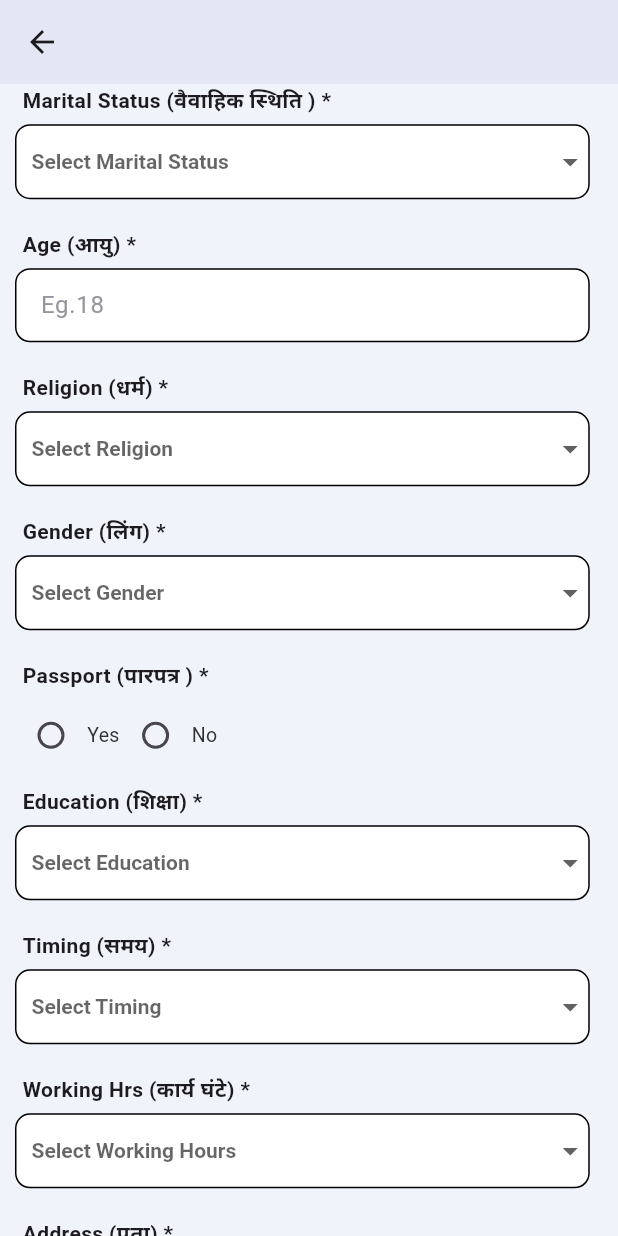
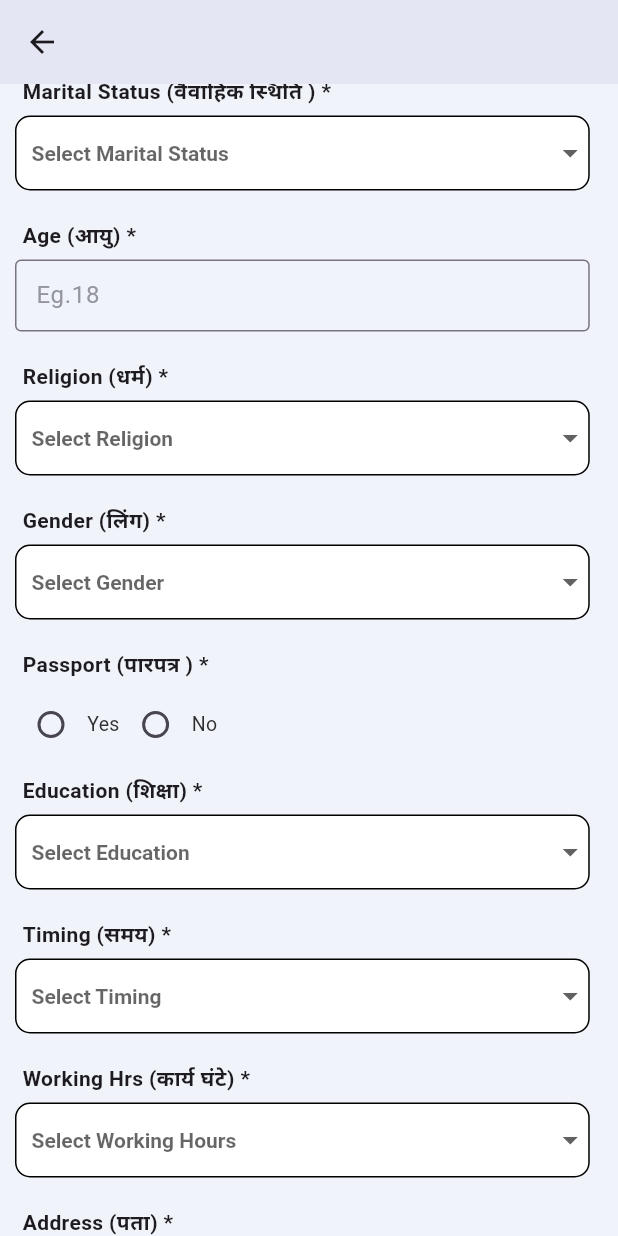
Before and after one commit to kaamwalibaistech/kaamwalibais_newapp, a Flutter app: the CandidateRegister screen opened directly, scrolled down 576 dp, on a phone screen of 412 x 824 dp. Run offline on Flutter 3.47's test engine with Material 3 defaults, Android fonts, the phone set to English and light mode, and no system bars; our stand-ins replace bloc, dio, equatable, flutter_bloc, flutter_dotenv, flutter_rating_bar and 6 more; missing offline and left inert: flutter_inappwebview, razorpay_flutter; accounts and stored records are empty; Roboto replaces fonts that are missing (Arial).

```diff
--- a/lib/features/auth/presentation/candidate_register.dart
+++ b/lib/features/auth/presentation/candidate_register.dart
@@ -16,6 +16,7 @@
 enum Language { English, Hindi, Marathi }
 
 class _CandidateRegisterState extends State<CandidateRegister> {
+  final _formKey = GlobalKey<FormState>();
   String? passport = "";
   String? language = "";
   final categoryItems = [
@@ -42,7 +43,6 @@
   final expectedSalaryItem = [
     "1000", //
     "2000", "3000", "4000", "5000", "6000", "7000", "8000",
-
     "4000",
     "5000",
     "6000",
@@ -114,6 +114,8 @@
           horizontal: 10,
         ),
         child: SingleChildScrollView(
+          child: Form(
+            key: _formKey,
             child: Column(
               crossAxisAlignment: CrossAxisAlignment.start,
               children: [
@@ -142,22 +144,22 @@
                 ),
                 Padding(
                   padding: const EdgeInsets.only(top: 5.0),
-                child: Container(
-                  padding: const EdgeInsets.only(left: 10),
-                  height: MediaQuery.of(context).size.height * 0.06,
+                  child: SizedBox(
                     width: MediaQuery.of(context).size.width * 0.93,
-                  decoration: BoxDecoration(
-                      border: Border.all(color: blackColor),
-                      color: whiteColor,
-                      borderRadius: BorderRadius.circular(10)),
-                  child: TextField(
+                    child: TextFormField(
+                      validator: (value) {
+                        if (value!.isEmpty) {
+                          return "Enter Full Name";
+                        }
+                        return null;
+                      },
                       controller: nameController,
                       decoration: InputDecoration(
                         contentPadding:
-                          EdgeInsets.symmetric(vertical: 12, horizontal: 2),
+                            EdgeInsets.symmetric(vertical: 12, horizontal: 10),
                         hintText: "Enter Full Name.",
                         hintStyle: TextStyle(color: textGreyColor),
-                      border: OutlineInputBorder(borderSide: BorderSide.none),
+                        border: OutlineInputBorder(),
                       ),
                     ),
                   ),
@@ -171,24 +173,24 @@
                 ),
                 Padding(
                   padding: const EdgeInsets.only(top: 5.0),
-                child: Container(
-                  padding: const EdgeInsets.only(left: 10),
-                  height: MediaQuery.of(context).size.height * 0.06,
+                  child: SizedBox(
                     width: MediaQuery.of(context).size.width * 0.93,
-                  decoration: BoxDecoration(
-                      border: Border.all(color: blackColor),
-                      color: whiteColor,
-                      borderRadius: BorderRadius.circular(10)),
-                  child: TextField(
+                    child: TextFormField(
+                      validator: (value) {
+                        if (value!.isEmpty) {
+                          return "Phone number should be 10 in digits";
+                        }
+                        return null;
+                      },
                       controller: numberController,
                       maxLength: 10,
                       decoration: InputDecoration(
                         counterText: "",
                         contentPadding:
-                          EdgeInsets.symmetric(vertical: 12, horizontal: 2),
+                            EdgeInsets.symmetric(vertical: 12, horizontal: 10),
                         hintText: "Enter Mobile no.",
                         hintStyle: TextStyle(color: textGreyColor),
-                      border: OutlineInputBorder(borderSide: BorderSide.none),
+                        border: OutlineInputBorder(),
                       ),
                     ),
                   ),
@@ -202,24 +204,24 @@
                 ),
                 Padding(
                   padding: const EdgeInsets.only(top: 5.0),
-                child: Container(
-                  padding: const EdgeInsets.only(left: 10),
-                  height: MediaQuery.of(context).size.height * 0.06,
+                  child: SizedBox(
                     width: MediaQuery.of(context).size.width * 0.93,
-                  decoration: BoxDecoration(
-                      border: Border.all(color: blackColor),
-                      color: whiteColor,
-                      borderRadius: BorderRadius.circular(10)),
-                  child: TextField(
+                    child: TextFormField(
+                      validator: (value) {
+                        if (value!.isEmpty) {
+                          return "Enter a valid Email";
+                        }
+                        return null;
+                      },
                       controller: emailController,
                       // maxLength: 10,
                       decoration: InputDecoration(
                         counterText: "",
                         contentPadding:
-                          EdgeInsets.symmetric(vertical: 12, horizontal: 2),
+                            EdgeInsets.symmetric(vertical: 12, horizontal: 10),
                         hintText: "Enter Email.",
                         hintStyle: TextStyle(color: textGreyColor),
-                      border: OutlineInputBorder(borderSide: BorderSide.none),
+                        border: OutlineInputBorder(),
                       ),
                     ),
                   ),
@@ -233,22 +235,22 @@
                 ),
                 Padding(
                   padding: const EdgeInsets.only(top: 5.0),
-                child: Container(
-                  padding: const EdgeInsets.only(left: 10),
-                  height: MediaQuery.of(context).size.height * 0.06,
+                  child: SizedBox(
                     width: MediaQuery.of(context).size.width * 0.93,
-                  decoration: BoxDecoration(
-                      border: Border.all(color: blackColor),
-                      color: whiteColor,
-                      borderRadius: BorderRadius.circular(10)),
-                  child: TextField(
+                    child: TextFormField(
+                      validator: (value) {
+                        if (value!.isEmpty) {
+                          return "Enter Password";
+                        }
+                        return null;
+                      },
                       controller: passwordController,
                       decoration: InputDecoration(
                         contentPadding:
-                          EdgeInsets.symmetric(vertical: 12, horizontal: 2),
+                            EdgeInsets.symmetric(vertical: 12, horizontal: 10),
                         hintText: "Enter Password",
                         hintStyle: TextStyle(color: textGreyColor),
-                      border: OutlineInputBorder(borderSide: BorderSide.none),
+                        border: OutlineInputBorder(),
                       ),
                     ),
                   ),
@@ -321,22 +323,22 @@
                 ),
                 Padding(
                   padding: const EdgeInsets.only(top: 5.0),
-                child: Container(
-                  padding: const EdgeInsets.only(left: 10),
-                  height: MediaQuery.of(context).size.height * 0.06,
+                  child: SizedBox(
                     width: MediaQuery.of(context).size.width * 0.93,
-                  decoration: BoxDecoration(
-                      border: Border.all(color: blackColor),
-                      color: whiteColor,
-                      borderRadius: BorderRadius.circular(10)),
-                  child: TextField(
+                    child: TextFormField(
+                      validator: (value) {
+                        if (value!.isEmpty) {
+                          return "Enter Age";
+                        }
+                        return null;
+                      },
                       controller: ageController,
                       decoration: InputDecoration(
                         contentPadding:
-                          EdgeInsets.symmetric(vertical: 12, horizontal: 2),
+                            EdgeInsets.symmetric(vertical: 12, horizontal: 10),
                         hintText: "Eg.18",
                         hintStyle: TextStyle(color: textGreyColor),
-                      border: OutlineInputBorder(borderSide: BorderSide.none),
+                        border: OutlineInputBorder(),
                       ),
                     ),
                   ),
@@ -547,7 +549,15 @@
                     style: TextStyle(fontWeight: FontWeight.bold),
                   ),
                 ),
-              TextFormField(
+                SizedBox(
+                  width: MediaQuery.of(context).size.width * 0.93,
+                  child: TextFormField(
+                    validator: (value) {
+                      if (value!.isEmpty) {
+                        return "Enter Address";
+                      }
+                      return null;
+                    },
                     controller: addressController,
                     cursorColor: Colors.black,
                     style: const TextStyle(
@@ -556,7 +566,7 @@
                     decoration: InputDecoration(
                       filled: true,
                       fillColor: whiteColor,
-                  border: InputBorder.none,
+                      border: OutlineInputBorder(),
                       hintText: 'Home Address',
                       hintStyle: const TextStyle(
                         color: textGreyColor4,
@@ -564,8 +574,8 @@
                         fontSize: 14,
                         fontFamily: "Arial",
                       ),
-                  contentPadding:
-                      const EdgeInsets.symmetric(vertical: 12, horizontal: 20),
+                      contentPadding: const EdgeInsets.symmetric(
+                          vertical: 12, horizontal: 0),
                       enabledBorder: OutlineInputBorder(
                         borderRadius: BorderRadius.circular(10.0),
                         borderSide: const BorderSide(
@@ -582,7 +592,8 @@
                       ),
                     ),
                     keyboardType: TextInputType.text,
-                maxLines: 4,
+                    maxLines: 3,
+                  ),
                 ),
                 const Padding(
                   padding: EdgeInsets.only(top: 20.0, left: 5, bottom: 5),
@@ -591,7 +602,15 @@
                     style: TextStyle(fontWeight: FontWeight.bold),
                   ),
                 ),
-              TextFormField(
+                SizedBox(
+                  width: MediaQuery.of(context).size.width * 0.93,
+                  child: TextFormField(
+                    validator: (value) {
+                      if (value!.isEmpty) {
+                        return "Enter Work Location";
+                      }
+                      return null;
+                    },
                     controller: locationController,
                     cursorColor: Colors.black,
                     style: const TextStyle(
@@ -600,7 +619,7 @@
                     decoration: InputDecoration(
                       filled: true,
                       fillColor: whiteColor,
-                  border: InputBorder.none,
+                      border: OutlineInputBorder(),
                       hintText: 'Enter Work Location',
                       hintStyle: const TextStyle(
                         color: textGreyColor4,
@@ -608,8 +627,8 @@
                         fontSize: 14,
                         fontFamily: "Arial",
                       ),
-                  contentPadding:
-                      const EdgeInsets.symmetric(vertical: 12, horizontal: 20),
+                      contentPadding: const EdgeInsets.symmetric(
+                          vertical: 12, horizontal: 10),
                       enabledBorder: OutlineInputBorder(
                         borderRadius: BorderRadius.circular(10.0),
                         borderSide: const BorderSide(
@@ -627,6 +646,7 @@
                     ),
                     keyboardType: TextInputType.text,
                     // maxLines: 2,
+                  ),
                 ),
                 const Padding(
                   padding: EdgeInsets.only(top: 20.0, left: 5, bottom: 5),
@@ -885,7 +905,8 @@
                         Navigator.push(
                             context,
                             MaterialPageRoute(
-                              builder: (context) => CandidateRegisterOtpScreen(
+                                builder: (context) =>
+                                    CandidateRegisterOtpScreen(
                                       name: nameController.text,
                                       mobileNo: numberController.text,
                                       password: passwordController.text,
@@ -907,6 +928,10 @@
                                     )));
                       }
                     },
+                    child: GestureDetector(
+                      onTap: () {
+                        if (_formKey.currentState!.validate()) {}
+                      },
                       child: Container(
                         margin: EdgeInsets.only(bottom: 20),
                         width: MediaQuery.of(context).size.width * 0.50,
@@ -923,8 +948,10 @@
                         ),
                       ),
                     ),
+                  ),
                 )
               ],
+            ),
           ),
         ),
       ),
```
Also changed, not shown: lib/features/auth/presentation/Employer_forget_password.dart (+5 -4 lines), lib/features/auth/presentation/candidate_login_signup.dart (+36 -26 lines), lib/features/auth/presentation/employer_register.dart (+14 -1 lines), lib/features/auth/presentation/employer_register_otpscreen.dart (+11 -17 lines). Lines whose indentation alone changed are shown as unchanged.
